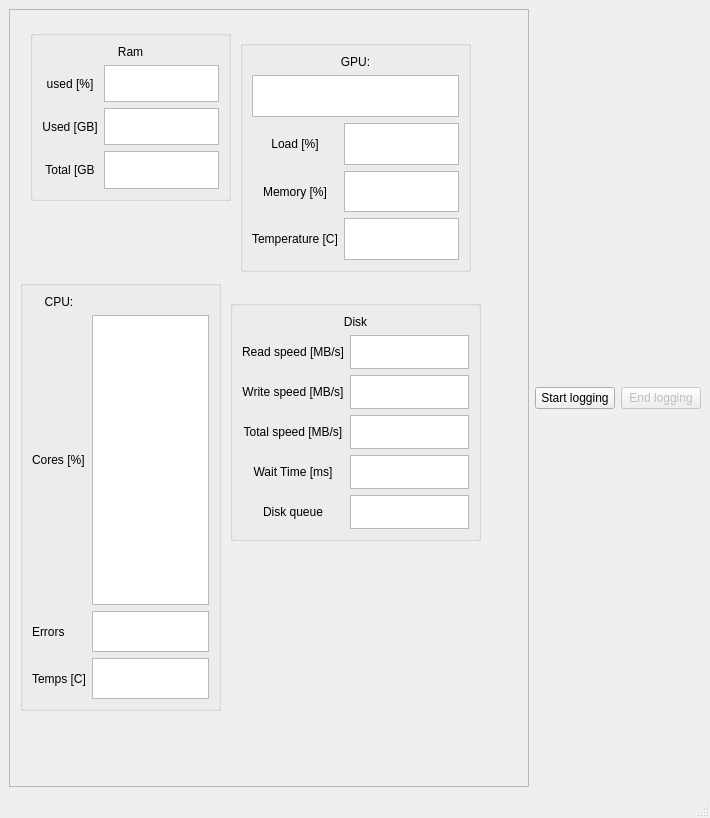
Qt form gui.ui (Janders8/resource-monitor) before a commit.
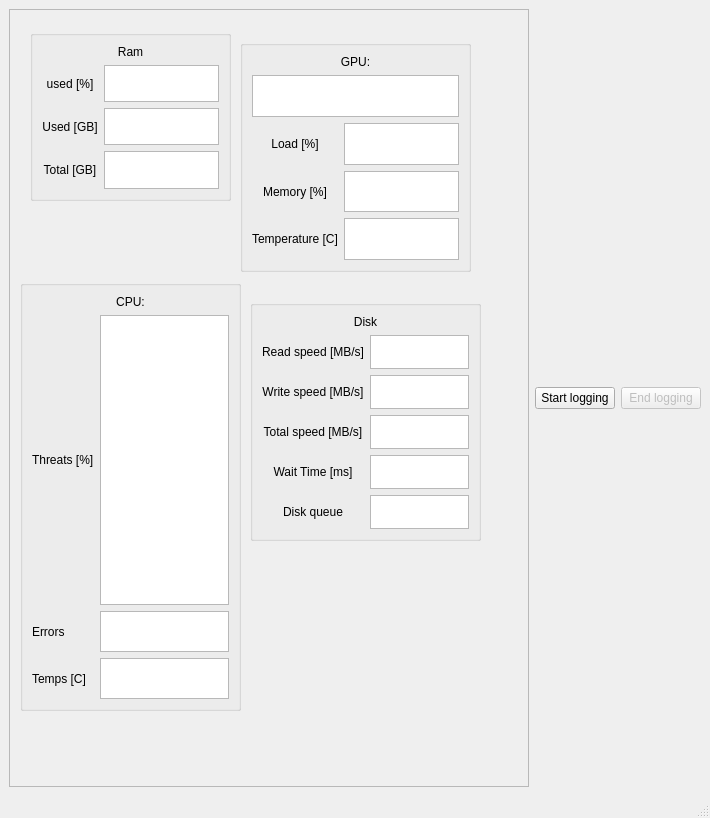
The same form after that commit.

The edit to the form file:
```diff
--- a/gui.ui
+++ b/gui.ui
@@ -96,7 +96,7 @@
             <bool>false</bool>
            </property>
            <property name="text">
-            <string>Total [GB</string>
+            <string>Total [GB]</string>
            </property>
            <property name="alignment">
             <set>Qt::AlignCenter</set>
@@ -113,7 +113,7 @@
          <rect>
           <x>10</x>
           <y>270</y>
-          <width>201</width>
+          <width>221</width>
           <height>431</height>
          </rect>
         </property>
@@ -144,16 +144,6 @@
            </property>
           </widget>
          </item>
-         <item row="0" column="0">
-          <widget class="QLabel" name="label">
-           <property name="text">
-            <string>CPU:</string>
-           </property>
-           <property name="alignment">
-            <set>Qt::AlignCenter</set>
-           </property>
-          </widget>
-         </item>
          <item row="3" column="1">
           <widget class="QTextBrowser" name="textBrowserCpuTemp">
            <property name="enabled">
@@ -179,7 +169,7 @@
          <item row="1" column="0">
           <widget class="QLabel" name="label_3">
            <property name="text">
-            <string>Cores [%]</string>
+            <string>Threats [%]</string>
            </property>
           </widget>
          </item>
@@ -212,14 +202,24 @@
            </property>
           </widget>
          </item>
+         <item row="0" column="0" colspan="2">
+          <widget class="QLabel" name="label">
+           <property name="text">
+            <string>CPU:</string>
+           </property>
+           <property name="alignment">
+            <set>Qt::AlignCenter</set>
+           </property>
+          </widget>
+         </item>
         </layout>
        </widget>
        <widget class="QGroupBox" name="groupBox_3">
         <property name="geometry">
          <rect>
-          <x>220</x>
+          <x>240</x>
           <y>290</y>
-          <width>251</width>
+          <width>231</width>
           <height>241</height>
          </rect>
         </property>
```
